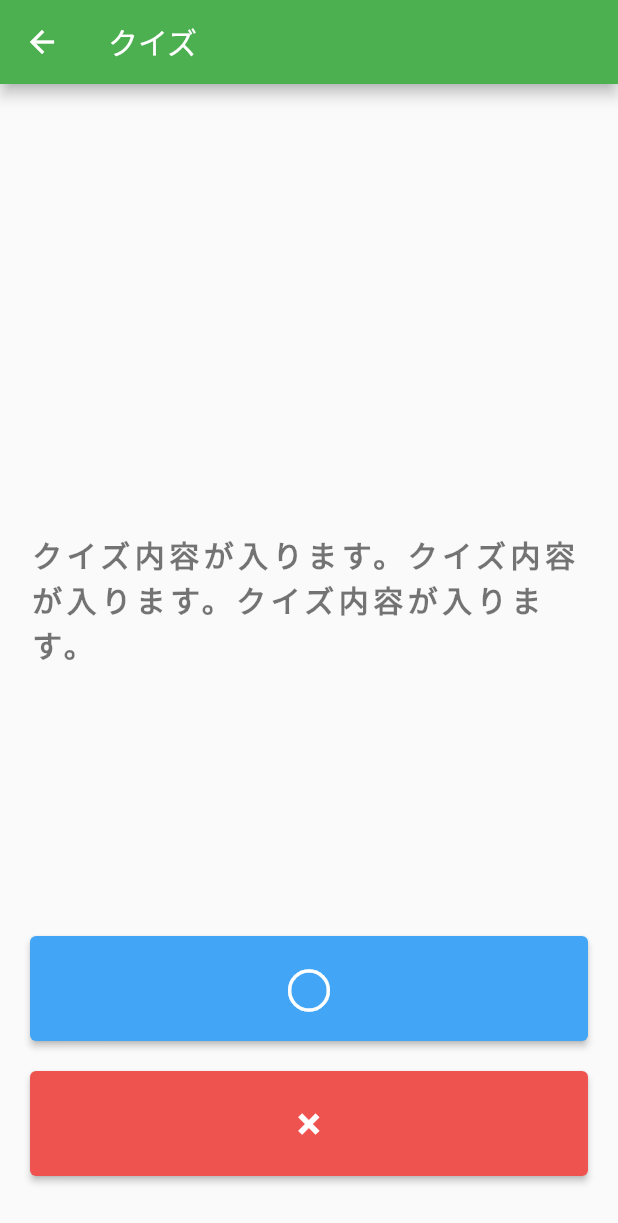
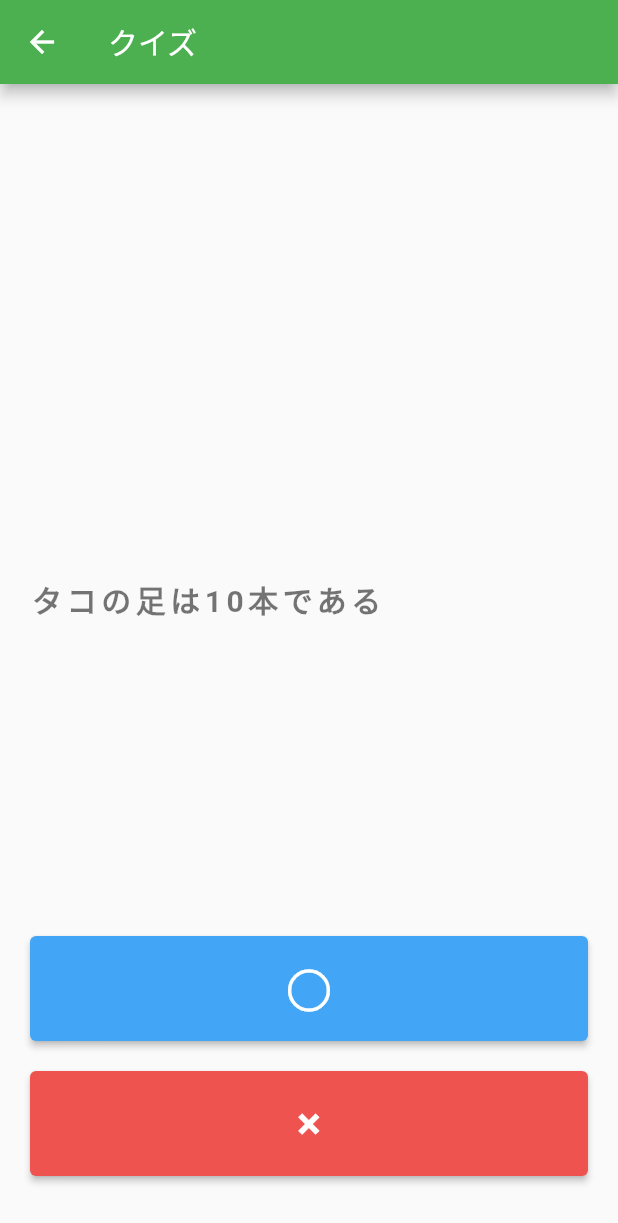
Before and after one commit to sa8a/quiz_app, a Flutter app: the screen it shows after launch, after a tap on "スタート！", on a phone screen of 412 x 824 dp. Shown: the top 1223 px of the screen. Run offline on Flutter 3.47's test engine with Material 2 defaults, Android fonts, the phone set to English and light mode, and no system bars.

Commit message:
add: 画面にクイズ内容を表示

```diff
--- a/lib/model/quiz.dart
+++ b/lib/model/quiz.dart
@@ -8,9 +8,17 @@ class Quiz {
 
 // クイズ関数
 class QuizFunction {
-  // クイズのインスタンス生成
+  // クイズのインスタンスを配列に代入
   final List<Quiz> questionList = [
     Quiz('タコの足は10本である', false),
     Quiz('ピカチュウは黄色である', true),
   ];
+
+  // 最初のクイズ（配列の最初のindexを取得）
+  final int _questionNumber = 0;
+
+  // 最初の画面（0）から何番目のクイズ内容かを取得
+  String getQuestionText() {
+    return questionList[_questionNumber].questionText;
+  }
 }
--- a/lib/screens/quiz_page.dart
+++ b/lib/screens/quiz_page.dart
@@ -1,9 +1,14 @@
 import 'package:flutter/material.dart';
 import 'package:quiz_app/constants/styles.dart';
+import 'package:quiz_app/model/quiz.dart';
 
 // クイズ画面
 class QuizPage extends StatelessWidget {
-  const QuizPage({super.key});
+  QuizPage({super.key});
+
+  // インスタンスを生成（new は書かなくてよい）
+  // ※変数名の前にある「QuizFunction」はまだ理解できていない
+  QuizFunction quizFunction = QuizFunction();
 
   @override
   Widget build(BuildContext context) {
@@ -15,12 +20,13 @@ class QuizPage extends StatelessWidget {
           children: [
             Column(
               mainAxisAlignment: MainAxisAlignment.center,
-              children: const [
+              children: [
                 Text(
-                  'クイズ内容が入ります。クイズ内容が入ります。クイズ内容が入ります。',
+                  // クイズ内容を表示
+                  quizFunction.getQuestionText(),
                   style: textStyle,
                 ),
-                SizedBox(height: 80),
+                const SizedBox(height: 80),
               ],
             ),
             Align(
--- a/lib/screens/start_page.dart
+++ b/lib/screens/start_page.dart
@@ -27,7 +27,7 @@ class StartPage extends StatelessWidget {
                 onPressed: () {
                   Navigator.push(
                     context,
-                    MaterialPageRoute(builder: (context) => const QuizPage()),
+                    MaterialPageRoute(builder: (context) => QuizPage()),
                   );
                 },
                 child: const Text('スタート！'),
```
